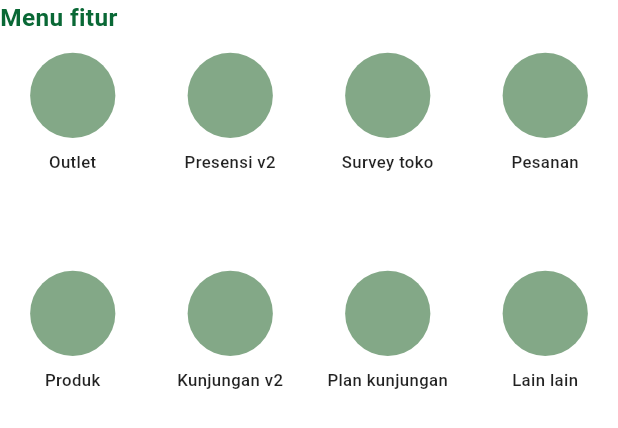
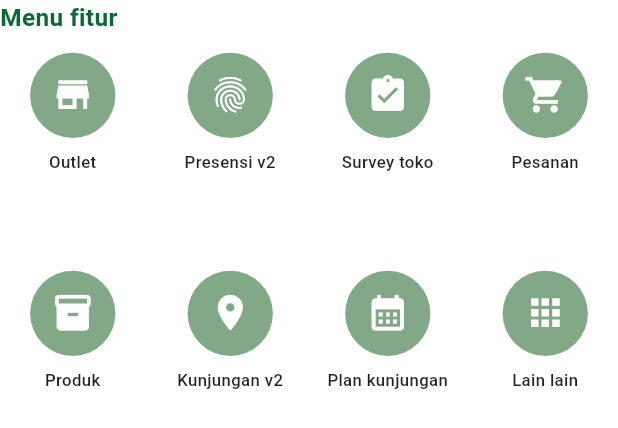
Before and after one commit to rizaldinata/sales-force-automation-mobile-app, a Flutter app: the HomeMenuGrid widget shown alone on an empty page, opened directly, on a phone screen of 412 x 824 dp. Shown: the top 428 px of the screen. Run offline on Flutter 3.47's test engine with Material 3 defaults, Android fonts, the phone set to English and light mode, and no system bars; our stand-ins replace device_info_plus, flutter_map, flutter_screenutil, geolocator, get, latlong2 and 1 more.

Commit message:
Feat(home): add icons for application feature menus

```diff
--- a/lib/modules/home/views/widgets/home_menu_grid_widget.dart
+++ b/lib/modules/home/views/widgets/home_menu_grid_widget.dart
@@ -6,14 +6,18 @@ class HomeMenuGrid extends StatelessWidget {
   HomeMenuGrid({super.key});
 
   final List<Map<String, dynamic>> menus = [
-    {"label": "Outlet", "icon": Icons.store},
-    {"label": "Presensi v2", "icon": Icons.fingerprint},
-    {"label": "Survey toko", "icon": Icons.list_alt},
-    {"label": "Pesanan", "icon": Icons.shopping_cart},
-    {"label": "Produk", "icon": Icons.inventory_2},
-    {"label": "Kunjungan v2", "icon": Icons.location_on},
-    {"label": "Plan kunjungan", "icon": Icons.map},
-    {"label": "Lain lain", "icon": Icons.more_horiz},
+    {"label": "Outlet", "icon": Icons.store_mall_directory, "action": null},
+    {"label": "Presensi v2", "icon": Icons.fingerprint, "action": null},
+    {
+      "label": "Survey toko",
+      "icon": Icons.assignment_turned_in,
+      "action": null,
+    },
+    {"label": "Pesanan", "icon": Icons.shopping_cart, "action": null},
+    {"label": "Produk", "icon": Icons.inventory_2, "action": null},
+    {"label": "Kunjungan v2", "icon": Icons.location_on, "action": 1},
+    {"label": "Plan kunjungan", "icon": Icons.calendar_month, "action": null},
+    {"label": "Lain lain", "icon": Icons.apps, "action": null},
   ];
 
   @override
@@ -43,7 +47,15 @@ class HomeMenuGrid extends StatelessWidget {
           itemBuilder: (context, index) {
             return Column(
               children: [
-                CircleAvatar(radius: 28.r, backgroundColor: mintGrean),
+                CircleAvatar(
+                  radius: 28.r,
+                  backgroundColor: mintGrean,
+                  child: Icon(
+                    menus[index]['icon'],
+                    color: Colors.white,
+                    size: 28.sp,
+                  ),
+                ),
                 SizedBox(height: 8.h),
                 Text(
                   menus[index]['label'],
```
